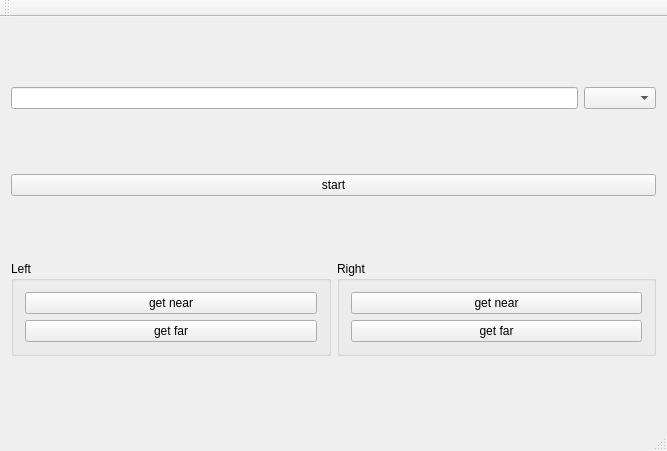
Qt form mainwindow.ui (janisozaur/inz_stickman) before a commit.
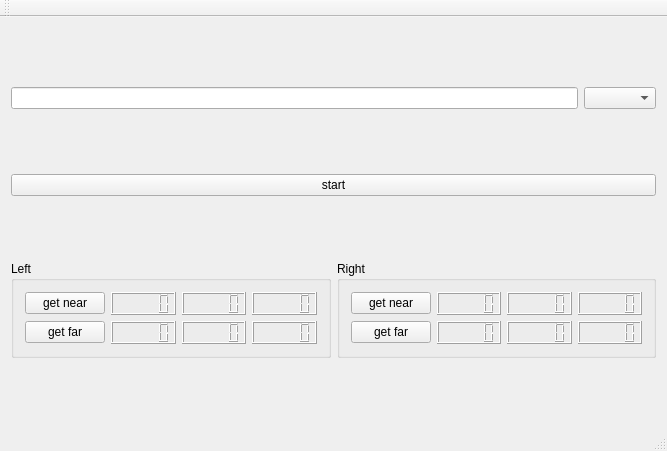
The same form after that commit.

Commit message: update UI with ability to display points' positions

The edit to the form file:
```diff
--- a/mainwindow.ui
+++ b/mainwindow.ui
@@ -57,6 +57,8 @@
         </property>
         <layout class="QVBoxLayout" name="verticalLayout_3">
          <item>
+          <layout class="QHBoxLayout" name="leftNearHorizontalLayout">
+           <item>
           <widget class="QPushButton" name="leftNearPushButton">
            <property name="text">
             <string>get near</string>
@@ -64,12 +66,36 @@
           </widget>
          </item>
          <item>
+            <widget class="QLCDNumber" name="leftNearXLcdNumber"/>
+           </item>
+           <item>
+            <widget class="QLCDNumber" name="leftNearYLcdNumber"/>
+           </item>
+           <item>
+            <widget class="QLCDNumber" name="leftNearZLcdNumber"/>
+           </item>
+          </layout>
+         </item>
+         <item>
+          <layout class="QHBoxLayout" name="leftFarHorizontalLayout">
+           <item>
           <widget class="QPushButton" name="leftFarPushButton">
            <property name="text">
             <string>get far</string>
            </property>
           </widget>
          </item>
+           <item>
+            <widget class="QLCDNumber" name="leftFarXLcdNumber"/>
+           </item>
+           <item>
+            <widget class="QLCDNumber" name="leftFarYLcdNumber"/>
+           </item>
+           <item>
+            <widget class="QLCDNumber" name="leftFarZLcdNumber"/>
+           </item>
+          </layout>
+         </item>
         </layout>
        </widget>
       </item>
@@ -86,6 +112,8 @@
         </property>
         <layout class="QVBoxLayout" name="verticalLayout_4">
          <item>
+          <layout class="QHBoxLayout" name="rightNearHorizontalLayout">
+           <item>
           <widget class="QPushButton" name="rightNearPushButton">
            <property name="text">
             <string>get near</string>
@@ -93,11 +121,35 @@
           </widget>
          </item>
          <item>
+            <widget class="QLCDNumber" name="rightNearXLcdNumber"/>
+           </item>
+           <item>
+            <widget class="QLCDNumber" name="rightNearYLcdNumber"/>
+           </item>
+           <item>
+            <widget class="QLCDNumber" name="rightNearZLcdNumber"/>
+           </item>
+          </layout>
+         </item>
+         <item>
+          <layout class="QHBoxLayout" name="rightFarHorizontalLayout">
+           <item>
           <widget class="QPushButton" name="rightFarPushButton">
            <property name="text">
             <string>get far</string>
            </property>
           </widget>
+           </item>
+           <item>
+            <widget class="QLCDNumber" name="rightFarXLcdNumber"/>
+           </item>
+           <item>
+            <widget class="QLCDNumber" name="rightFarYLcdNumber"/>
+           </item>
+           <item>
+            <widget class="QLCDNumber" name="rightFarZLcdNumber"/>
+           </item>
+          </layout>
          </item>
         </layout>
        </widget>
```
Lines whose indentation alone changed are shown as unchanged.
